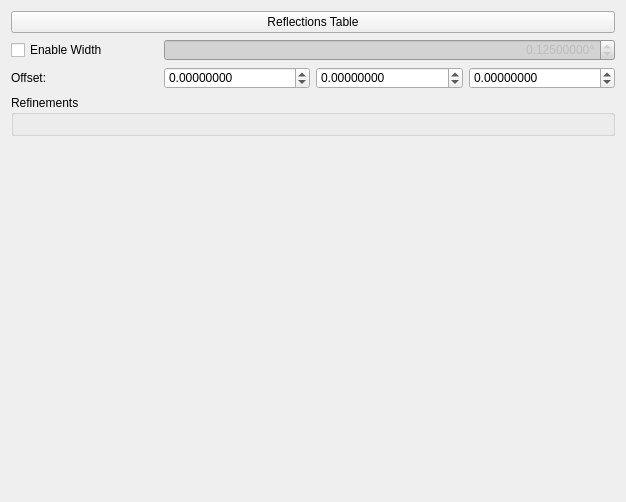
Before: the Qt Designer form hexrd/ui/resources/ui/powder_overlay_editor.ui in HEXRD/hexrdgui, drawn with Qt 5.
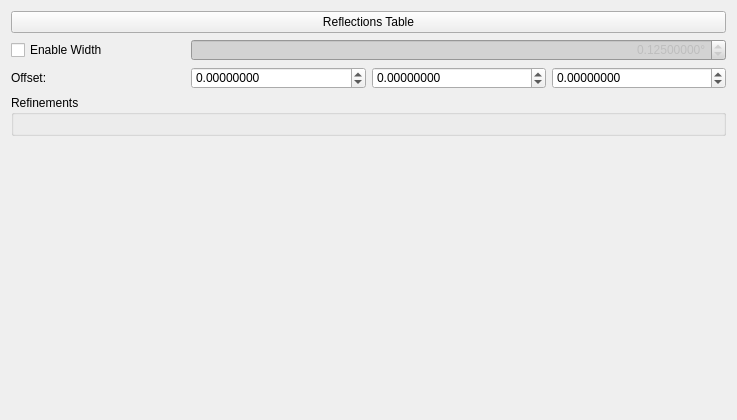
After: the same form once the commit is applied. Custom widgets are drawn as their Qt base class.

Commit message:
Dynamically resize overlay editor
Depending on the active widget...

This allows the overlay editor to start off small, and then grow larger
if the user picks an overlay type that requires a lot of space.

Diff of the .ui file:
```diff
--- a/hexrd/ui/resources/ui/powder_overlay_editor.ui
+++ b/hexrd/ui/resources/ui/powder_overlay_editor.ui
@@ -6,14 +6,14 @@
    <rect>
     <x>0</x>
     <y>0</y>
-    <width>626</width>
-    <height>502</height>
+    <width>737</width>
+    <height>420</height>
    </rect>
   </property>
   <property name="minimumSize">
    <size>
     <width>0</width>
-    <height>0</height>
+    <height>420</height>
    </size>
   </property>
   <property name="windowTitle">
```
The commit also changes 5 other files.
